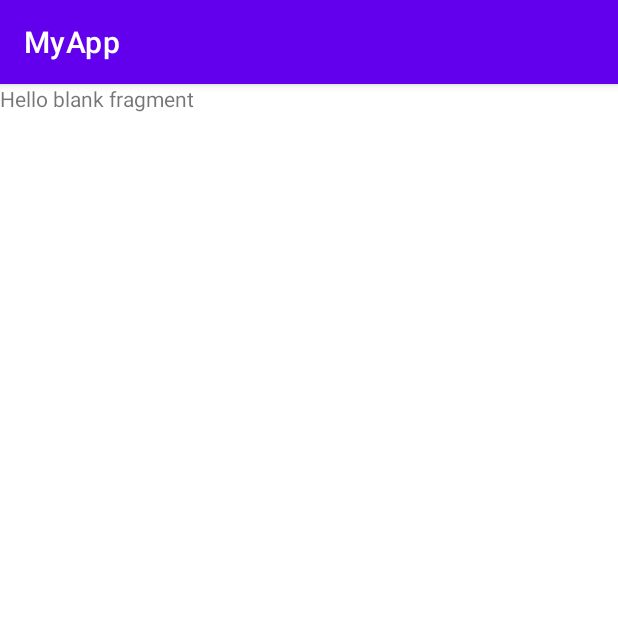
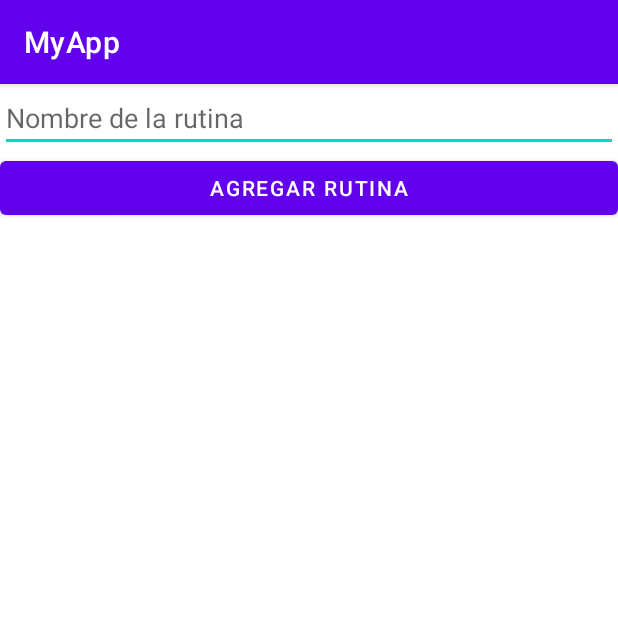
Before and after one commit to Emil212/AppGamification, an Android app: the fragment ListaEjerciciosFragment shown on its own in the app's theme, on a phone screen of 412 x 824 dp, the top half of it. Run offline under Robolectric (Android 15) with nearby library versions, the phone set to English and light mode, and no system bars.

Commit message:
Se agregó la opción de crear rutinas con nombre AAP

```diff
--- a/app/src/main/java/com/example/menuprueba/ui/MainActivity.kt
+++ b/app/src/main/java/com/example/menuprueba/ui/MainActivity.kt
@@ -85,8 +85,8 @@ class MainActivity : AppCompatActivity() {
                     drawerLayout.setDrawerLockMode(DrawerLayout.LOCK_MODE_LOCKED_CLOSED)
                 }
                 else -> {
-                    binding.navView.visibility = View.VISIBLE
-                    drawerLayout.setDrawerLockMode(DrawerLayout.LOCK_MODE_LOCKED_OPEN)
+                    //binding.navView.visibility = View.VISIBLE
+                    //drawerLayout.setDrawerLockMode(DrawerLayout.LOCK_MODE_LOCKED_OPEN)
                 }
             }
         }
--- a/app/src/main/java/com/example/menuprueba/ui/rutinas/ListaEjerciciosFragment.kt
+++ b/app/src/main/java/com/example/menuprueba/ui/rutinas/ListaEjerciciosFragment.kt
@@ -5,8 +5,12 @@ import androidx.fragment.app.Fragment
 import android.view.LayoutInflater
 import android.view.View
 import android.view.ViewGroup
+import android.widget.AdapterView
+import android.widget.ArrayAdapter
 import com.example.menuprueba.R
 import com.example.menuprueba.databinding.FragmentListaEjerciciosBinding
+import android.widget.ListView
+import android.widget.Toast
 
 class ListaEjerciciosFragment : Fragment(R.layout.fragment_lista_ejercicios) {
 
@@ -14,7 +18,29 @@ class ListaEjerciciosFragment : Fragment(R.layout.fragment_lista_ejercicios) {
 
     override fun onViewCreated(view: View, savedInstanceState: Bundle?) {
         super.onViewCreated(view, savedInstanceState)
+        binding = FragmentListaEjerciciosBinding.bind(view)
+        val boton_add_rutinas = binding.buttonAddRutina
+        val name_rutinas = binding.editTextRutinas
+        val list_view = binding.listaRutinas
+        var lista = mutableListOf<String>()
 
-        binding = FragmentListaEjerciciosBinding.bind(view)
+
+
+        boton_add_rutinas.setOnClickListener {
+            val text = name_rutinas.getText().toString().trim()
+            lista.add(text)
+            name_rutinas.getText().clear()
+            var adapter = activity?.let {
+                ArrayAdapter<String>(it,android.R.layout.simple_list_item_1,lista)
+            }
+            list_view.adapter = adapter
+        }
+
+        list_view.setOnItemClickListener(AdapterView.OnItemClickListener { adapterView, view, i, l ->
+            Toast.makeText(activity?.let { it }, "Item Clicked: $i", Toast.LENGTH_SHORT).show()
+        })
+
+
+
     }
 }
--- a/app/src/main/java/com/example/menuprueba/ui/rutinas/RutinasFragment.kt
+++ b/app/src/main/java/com/example/menuprueba/ui/rutinas/RutinasFragment.kt
@@ -22,7 +22,6 @@ class RutinasFragment : Fragment(R.layout.fragment_rutinas) {
     override fun onViewCreated(view: View, savedInstanceState: Bundle?) {
         super.onViewCreated(view, savedInstanceState)
         binding = FragmentRutinasBinding.bind(view)
-
         val boton_start = binding.buttonStart
         boton_start.setOnClickListener {
             findNavController().navigate(R.id.action_nav_rutinas_to_videosFragment)
--- a/app/src/main/res/layout/fragment_lista_ejercicios.xml
+++ b/app/src/main/res/layout/fragment_lista_ejercicios.xml
@@ -1,14 +1,30 @@
 <?xml version="1.0" encoding="utf-8"?>
-<FrameLayout xmlns:android="http://schemas.android.com/apk/res/android"
+<LinearLayout xmlns:android="http://schemas.android.com/apk/res/android"
+    xmlns:app="http://schemas.android.com/apk/res-auto"
     xmlns:tools="http://schemas.android.com/tools"
     android:layout_width="match_parent"
     android:layout_height="match_parent"
-    tools:context=".ui.rutinas.ListaEjerciciosFragment">
+    tools:context=".ui.rutinas.ListaEjerciciosFragment"
+    android:orientation="vertical">
 
 
-    <TextView
+
+    <EditText
+        android:id="@+id/edit_text_rutinas"
         android:layout_width="match_parent"
-        android:layout_height="match_parent"
-        android:text="@string/hello_blank_fragment" />
+        android:layout_height="wrap_content"
+        android:hint="Nombre de la rutina" />
+    <Button
+        android:id="@+id/button_add_rutina"
+        android:layout_width="match_parent"
+        android:layout_height="wrap_content"
+        android:text="Agregar Rutina"/>
 
-</FrameLayout>
+    <ListView
+        android:id="@+id/lista_rutinas"
+        android:layout_width="match_parent"
+        android:layout_height="wrap_content"/>
+
+
+
+</LinearLayout>
```
